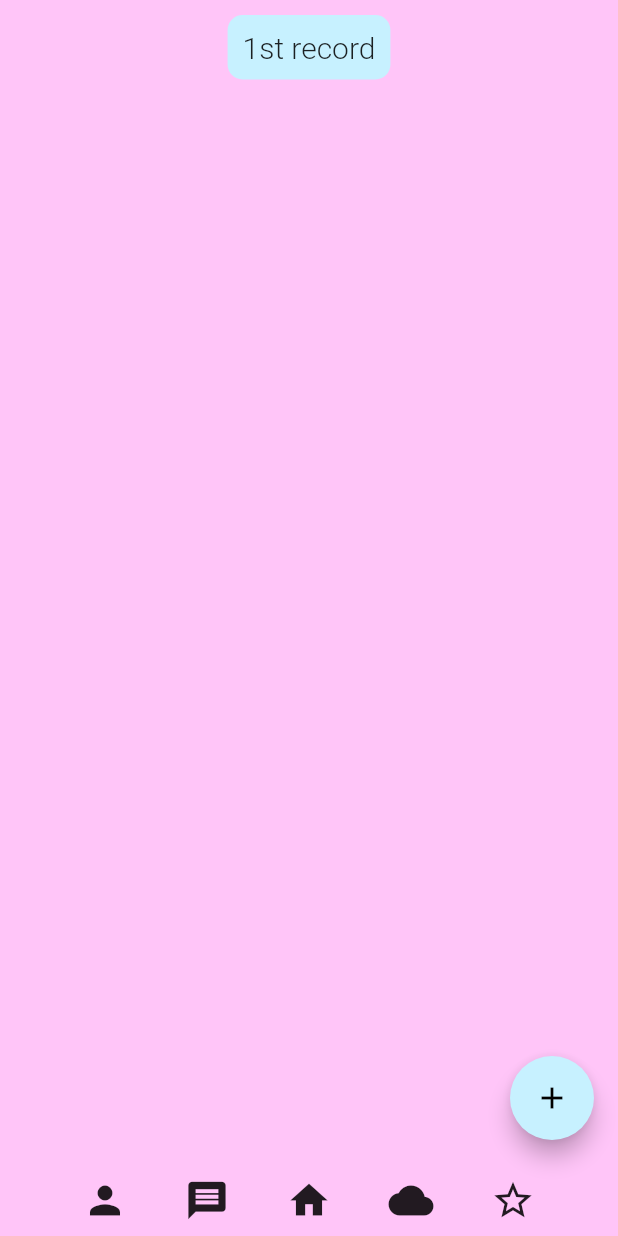
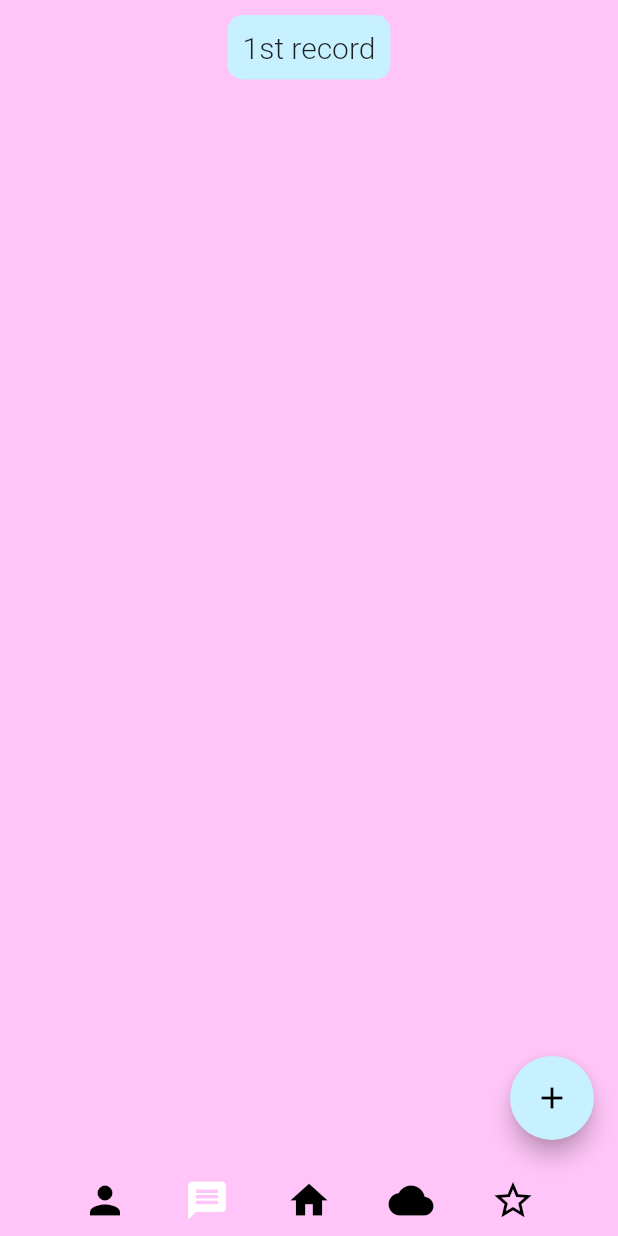
Before and after one commit to dispersik/psychodynamics, a Flutter app: the screen it shows after launch, item 3 of the bottom bar chosen, after a tap on the "message" icon, on a phone screen of 412 x 824 dp. Run offline on Flutter 3.47's test engine with Material 2 defaults, Android fonts, the phone set to English and light mode, and no system bars; our stand-ins replace flutter_bloc.

Commit message:
added page transitions, responsive app bar

```diff
--- a/lib/back/helper.dart
+++ b/lib/back/helper.dart
@@ -0,0 +1,3 @@
+import 'package:psychodynamics/front/pages/home_page.dart';
+
+String activePage = HomePage.routeName;
--- a/lib/front/widgets/app_bar.dart
+++ b/lib/front/widgets/app_bar.dart
@@ -1,11 +1,13 @@
 import 'package:flutter/cupertino.dart';
 import 'package:flutter/material.dart';
 import 'package:flutter/painting.dart';
+import 'package:psychodynamics/back/helper.dart';
 import 'package:psychodynamics/front/pages/home_page.dart';
 import 'package:psychodynamics/front/pages/issue_page.dart';
 import 'package:psychodynamics/front/pages/mood_page.dart';
 import 'package:psychodynamics/front/pages/person_page.dart';
 import 'package:psychodynamics/front/pages/task_page.dart';
+import 'package:psychodynamics/front/widgets/fade_route.dart';
 
 class CustomAppBar extends StatefulWidget {
   @override
@@ -25,39 +27,59 @@ class _CustomAppBarState extends State<CustomAppBar> {
             icon: Icon(
               Icons.person,
               size: 30,
+              color: _getColor(PersonPage.routeName),
             ),
-            onPressed: ()=>Navigator.pushNamed(context, PersonPage.routeName),
+            onPressed: () =>
+                Navigator.push(context, FadeRoute(page: PersonPage())),
           ),
           Padding(
             padding: EdgeInsets.only(left: 20, right: 20),
             child: IconButton(
-              onPressed: ()=> Navigator.pushNamed(context, MoodPage.routeName),
-              icon: Icon(
-                Icons.message,
-                size: 30,
-              ),
-            ),
+                icon: Icon(
+                  Icons.message,
+                  size: 30,
+                  color: _getColor(MoodPage.routeName),
+                ),
+                onPressed: () {
+                  activePage = MoodPage.routeName;
+                  Navigator.push(context, FadeRoute(page: MoodPage()));
+                }),
           ),
           IconButton(
-            icon: Icon(Icons.home, size: 30,),
-            onPressed: ()=>Navigator.pushNamed(context, HomePage.routeName),
-          ),
+            icon: Icon(
+              Icons.home,
+              size: 30,
+              color: _getColor(HomePage.routeName),
+            ),
+            onPressed: () {
+              activePage = HomePage.routeName;
+              Navigator.push(context, FadeRoute(page: HomePage()));
+            }),
           Padding(
             padding: EdgeInsets.only(left: 20, right: 20),
             child: IconButton(
               icon: Icon(Icons.cloud, size: 30),
-              onPressed: ()=>Navigator.pushNamed(context, IssuePage.routeName),
-            ),
+              color: _getColor(IssuePage.routeName),
+              onPressed: () {
+                activePage = IssuePage.routeName;
+                Navigator.push(context, FadeRoute(page: IssuePage()));
+              }),
           ),
           IconButton(
             icon: Icon(
               Icons.star_border,
               size: 30,
+              color: _getColor(TaskPage.routeName),
             ),
-            onPressed: ()=>Navigator.pushNamed(context, TaskPage.routeName),
-          ),
+            onPressed: () {
+              activePage = TaskPage.routeName;
+              Navigator.push(context, FadeRoute(page: TaskPage()));
+            }),
         ],
       ),
     );
   }
+
+  Color _getColor(String routeName) =>
+      (routeName == activePage) ? Colors.white : Colors.black;
 }
--- /dev/null
+++ b/lib/front/widgets/fade_route.dart
@@ -0,0 +1,27 @@
+// src: https://medium.com/flutter-community/everything-you-need-to-know-about-flutter-page-route-transition-9ef5c1b32823
+
+import 'package:flutter/material.dart';
+
+class FadeRoute extends PageRouteBuilder {
+  final Widget page;
+
+  FadeRoute({this.page})
+      : super(
+          pageBuilder: (
+            BuildContext context,
+            Animation<double> animation,
+            Animation<double> secondaryAnimation,
+          ) =>
+              page,
+          transitionsBuilder: (
+            BuildContext context,
+            Animation<double> animation,
+            Animation<double> secondaryAnimation,
+            Widget child,
+          ) =>
+              FadeTransition(
+            opacity: animation,
+            child: child,
+          ),
+        );
+}
```
